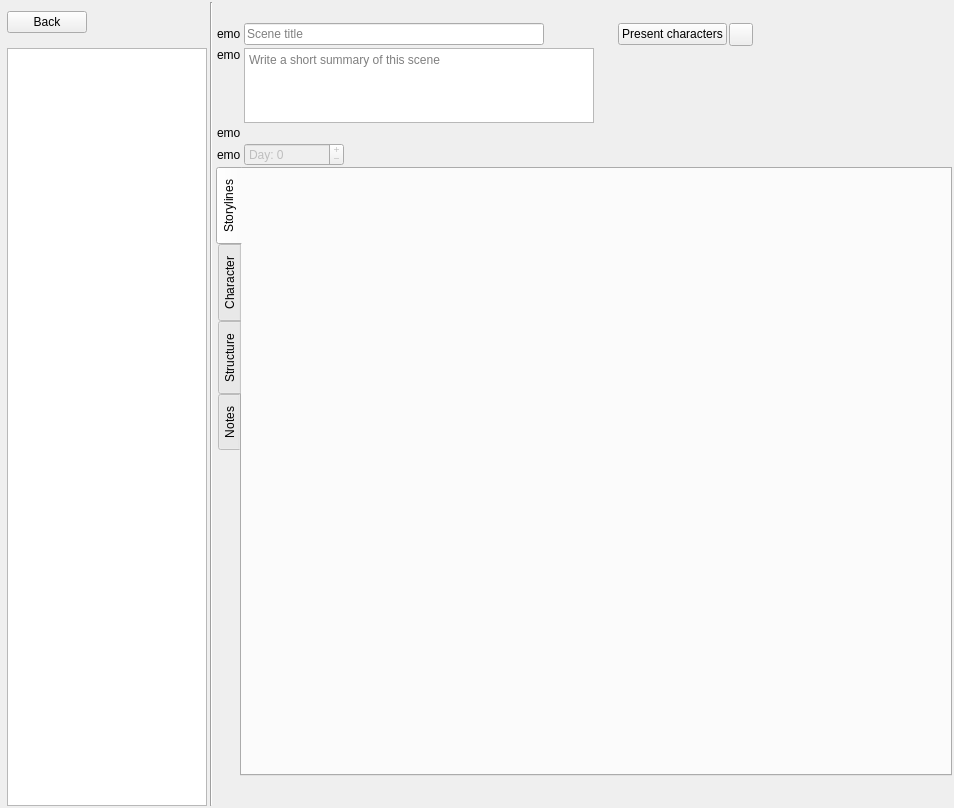
Old version of the form ui/scene_editor.ui in the repository zkovari/plotlyst.
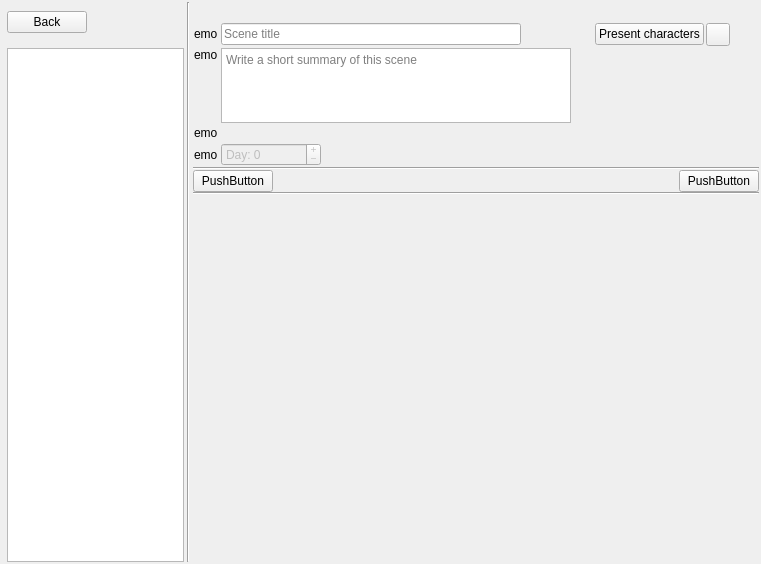
New version of the form. The open tabs and pages were chosen to show the change. Custom widgets are drawn as their Qt base class.

Commit message: Scene purpose

The edit to the form file:
```diff
--- a/ui/scene_editor.ui
+++ b/ui/scene_editor.ui
@@ -6,8 +6,8 @@
    <rect>
     <x>0</x>
     <y>0</y>
-    <width>954</width>
-    <height>808</height>
+    <width>761</width>
+    <height>564</height>
    </rect>
   </property>
   <property name="windowTitle">
@@ -501,6 +501,60 @@
        </layout>
       </widget>
      </item>
+     <item>
+      <widget class="Line" name="line_3">
+       <property name="orientation">
+        <enum>Qt::Horizontal</enum>
+       </property>
+      </widget>
+     </item>
+     <item>
+      <layout class="QHBoxLayout" name="horizontalLayout_2">
+       <item>
+        <widget class="QPushButton" name="btnPurpose">
+         <property name="cursor">
+          <cursorShape>PointingHandCursor</cursorShape>
+         </property>
+         <property name="text">
+          <string>PushButton</string>
+         </property>
+        </widget>
+       </item>
+       <item>
+        <spacer name="horizontalSpacer_2">
+         <property name="orientation">
+          <enum>Qt::Horizontal</enum>
+         </property>
+         <property name="sizeHint" stdset="0">
+          <size>
+           <width>40</width>
+           <height>20</height>
+          </size>
+         </property>
+        </spacer>
+       </item>
+       <item>
+        <widget class="QPushButton" name="btnInfo">
+         <property name="cursor">
+          <cursorShape>PointingHandCursor</cursorShape>
+         </property>
+         <property name="text">
+          <string>PushButton</string>
+         </property>
+         <property name="base" stdset="0">
+          <bool>true</bool>
+         </property>
+        </widget>
+       </item>
+      </layout>
+     </item>
+     <item>
+      <widget class="Line" name="line_2">
+       <property name="orientation">
+        <enum>Qt::Horizontal</enum>
+       </property>
+      </widget>
+     </item>
      <item>
       <widget class="QStackedWidget" name="stackedWidget">
        <widget class="QWidget" name="pageEditor">
@@ -645,7 +699,47 @@
          </item>
         </layout>
        </widget>
-       <widget class="QWidget" name="pagePurpose"/>
+       <widget class="QWidget" name="pagePurpose">
+        <property name="relaxed-white-bg" stdset="0">
+         <bool>true</bool>
+        </property>
+        <layout class="QVBoxLayout" name="verticalLayout_10">
+         <property name="spacing">
+          <number>0</number>
+         </property>
+         <property name="leftMargin">
+          <number>10</number>
+         </property>
+         <property name="topMargin">
+          <number>10</number>
+         </property>
+         <property name="rightMargin">
+          <number>10</number>
+         </property>
+         <property name="bottomMargin">
+          <number>0</number>
+         </property>
+        </layout>
+       </widget>
+       <widget class="QWidget" name="pageOutcome">
+        <layout class="QVBoxLayout" name="verticalLayout_11">
+         <property name="spacing">
+          <number>0</number>
+         </property>
+         <property name="leftMargin">
+          <number>10</number>
+         </property>
+         <property name="topMargin">
+          <number>10</number>
+         </property>
+         <property name="rightMargin">
+          <number>10</number>
+         </property>
+         <property name="bottomMargin">
+          <number>0</number>
+         </property>
+        </layout>
+       </widget>
       </widget>
      </item>
      <item>
```
The commit also changes 7 other files.
